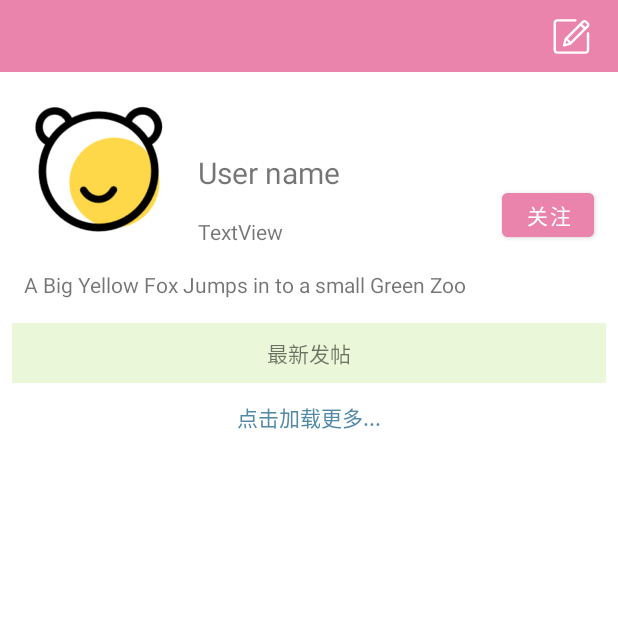
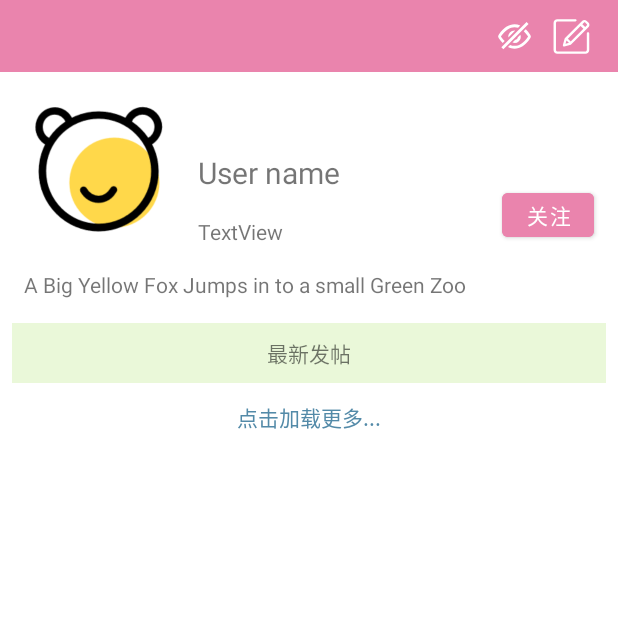
Before and after one commit to MoebiusMeow/Meiyou, an Android app: the UserFragment screen opened directly, with no data from a screen before it, on a phone screen of 412 x 824 dp, the top half of it. Run offline under Robolectric (Android 15) with nearby library versions, the phone set to English and light mode, and no system bars; 7 statements that could not run were skipped.

```diff
--- /dev/null
+++ b/app/src/main/res/drawable/invisible.xml
@@ -0,0 +1,9 @@
+<vector xmlns:android="http://schemas.android.com/apk/res/android"
+    android:width="200dp"
+    android:height="200dp"
+    android:viewportWidth="1024"
+    android:viewportHeight="1024">
+  <path
+      android:fillColor="#FF000000"
+      android:pathData="M786.65,181.42l45.27,45.27 -573.23,573.23 -45.27,-45.27 573.23,-573.23zM767.85,349.06c36.14,34.56 71.15,76.95 105.02,127.15a64,64 0,0 1,2.41 67.71l-2.41,3.88 -6.06,8.85C759.79,711.77 641.49,789.33 512,789.33c-51.14,0 -100.5,-12.1 -148.14,-36.27l48.21,-48.21c32.77,13.74 66.07,20.48 99.93,20.48 105.77,0 206.04,-65.75 301.95,-204.76l5.87,-8.58 -5.89,-8.6c-29.99,-43.48 -60.42,-79.79 -91.31,-109.12l45.23,-45.23zM512,234.67c45.01,0 88.64,9.37 130.94,28.1l-49.41,49.43A253.23,253.23 0,0 0,512 298.67c-105.77,0 -206.04,65.75 -301.95,204.76L204.18,512l5.89,8.6c25.86,37.46 52.01,69.59 78.51,96.55l-45.21,45.21c-31.62,-32.11 -62.38,-70.29 -92.25,-114.56a64,64 0,0 1,-2.41 -67.71l2.41,-3.88 6.06,-8.85C264.21,312.23 382.51,234.67 512,234.67zM645.7,471.25a141.48,141.48 0,0 1,-180.07 180.07l56.96,-56.96a77.53,77.53 0,0 0,66.18 -66.18l56.94,-56.96zM512,376.13c5.61,0 11.16,0.32 16.6,0.96l-157.1,157.12A141.48,141.48 0,0 1,512 376.15z"/>
+</vector>
--- a/app/src/main/res/layout/fragment_user.xml
+++ b/app/src/main/res/layout/fragment_user.xml
@@ -41,6 +41,33 @@
             app:layout_constraintTop_toTopOf="parent"
             app:srcCompat="@drawable/editinfo"
             app:tint="@color/white" />
+
+        <ImageButton
+            android:id="@+id/buttonSetBan"
+            android:layout_width="30dp"
+            android:layout_height="30dp"
+            android:layout_marginEnd="8dp"
+            android:background="#00FFFFFF"
+            android:scaleType="fitCenter"
+            app:layout_constraintBottom_toBottomOf="parent"
+            app:layout_constraintEnd_toStartOf="@+id/buttonEditProfile"
+            app:layout_constraintTop_toTopOf="parent"
+            app:srcCompat="@drawable/invisible"
+            app:tint="@color/white" />
+
+        <TextView
+            android:id="@+id/textBanned"
+            android:layout_width="wrap_content"
+            android:layout_height="wrap_content"
+            android:layout_marginEnd="8dp"
+            android:text="[已屏蔽]"
+            android:textColor="@color/red_0"
+            android:textSize="16sp"
+            android:textStyle="bold"
+            android:visibility="invisible"
+            app:layout_constraintBottom_toBottomOf="parent"
+            app:layout_constraintEnd_toStartOf="@+id/buttonSetBan"
+            app:layout_constraintTop_toTopOf="parent" />
     </androidx.constraintlayout.widget.ConstraintLayout>
 
     <androidx.constraintlayout.widget.ConstraintLayout
```
Also changed, not shown: app/src/main/java/com/example/meiyou/fragment/UserFragment.java (+31 -0 lines), app/src/main/java/com/example/meiyou/model/UserBanSender.java (added, +29 -0 lines), app/src/main/res/drawable/visible.xml (added, +9 -0 lines).
